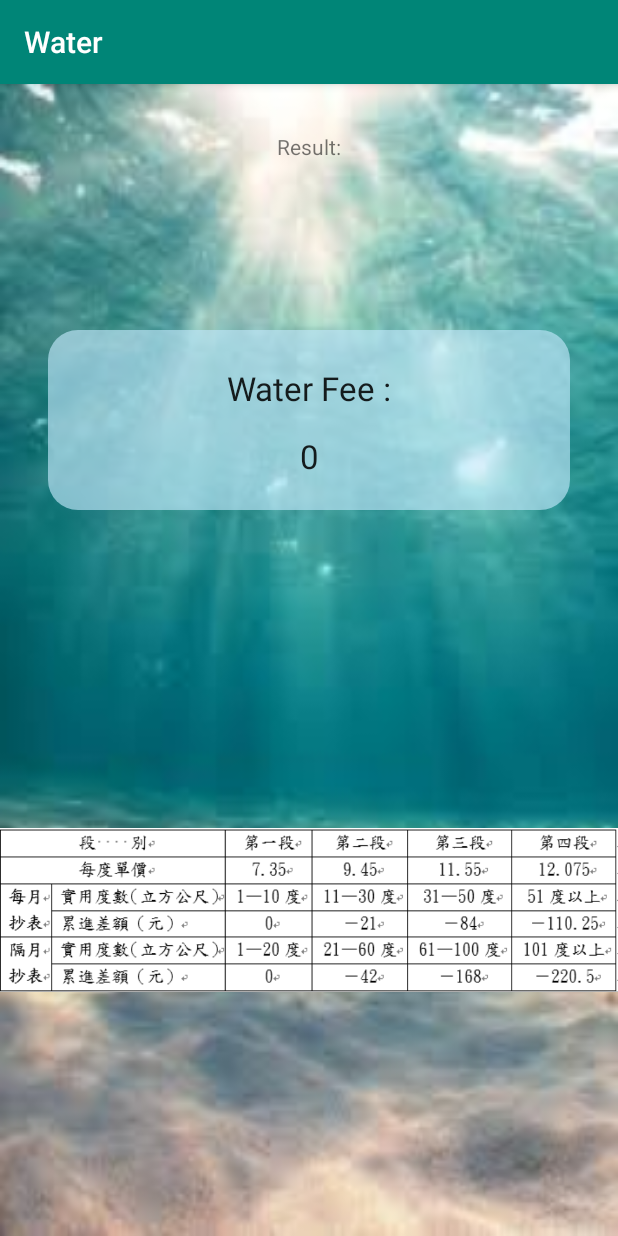
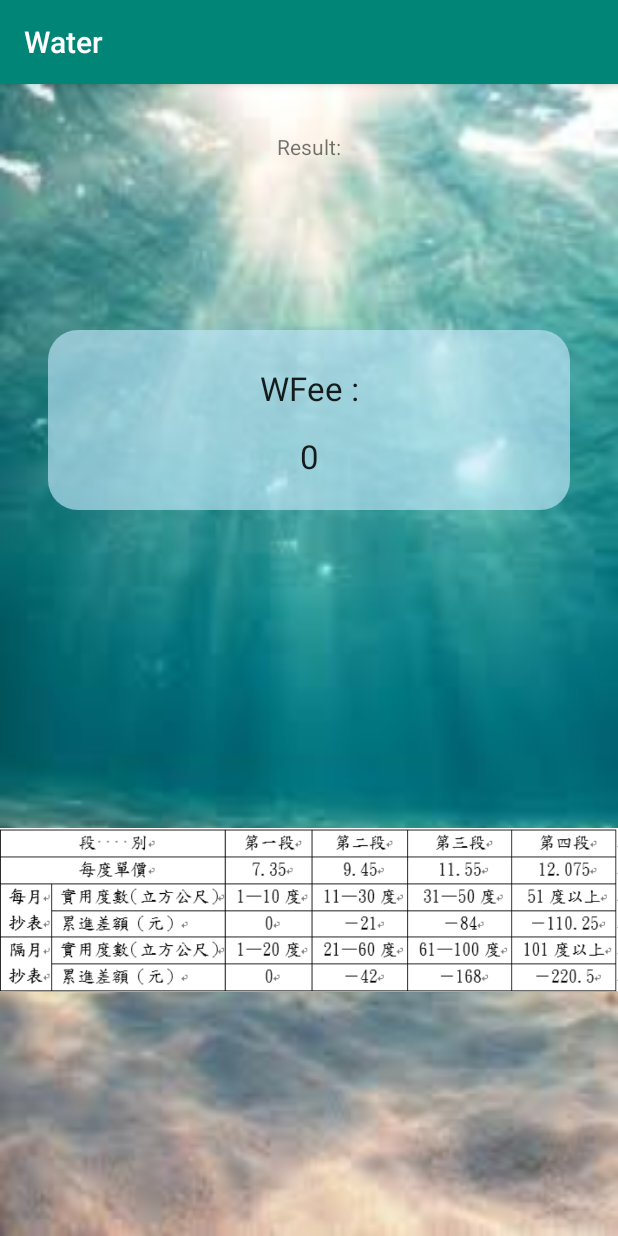
Before and after one commit to lincindiawang/MidTest, an Android app: the ResultActivity screen opened directly, with no data from a screen before it, on a phone screen of 412 x 824 dp. Run offline under Robolectric (Android 15) with nearby library versions, the phone set to English and light mode, and no system bars.

Commit message:
1126 2nd

```diff
--- a/app/src/main/java/com/fju/water/MainActivity.java
+++ b/app/src/main/java/com/fju/water/MainActivity.java
@@ -129,7 +129,7 @@ public class MainActivity extends AppCompatActivity {
 
             }
             Intent intent = new Intent(this,ResultActivity.class);
-            intent.putExtra("FEE", fee);
+            intent.putExtra(getString(R.string.extra_fee), fee);
             startActivity(intent);
 //            new AlertDialog.Builder(MainActivity.this)
 //                    .setTitle("每月抄表費用")
@@ -156,7 +156,7 @@ public class MainActivity extends AppCompatActivity {
 
                 }
                 Intent intent = new Intent(this,ResultActivity.class);
-                intent.putExtra("FEE", fee);
+                intent.putExtra(getString(R.string.extra_fee), fee);
                 startActivity(intent);
 //                new AlertDialog.Builder(MainActivity.this)
 //                        .setTitle("隔月抄表費用")
--- a/app/src/main/java/com/fju/water/ResultActivity.java
+++ b/app/src/main/java/com/fju/water/ResultActivity.java
@@ -9,14 +9,17 @@ import android.widget.TextView;
 
 public class ResultActivity extends AppCompatActivity {
 
+    private static final String TAG = ResultActivity.class.getSimpleName();
+    private static final float DEFAULT_FEE = -1;
+
     @Override
     protected void onCreate(Bundle savedInstanceState) {
         super.onCreate(savedInstanceState);
         setContentView(R.layout.activity_result);
 //        Intent intent = getIntent();
 //        float fee = intent.getFloatExtra("FEE",0);
-        float fee = getIntent().getFloatExtra("FEE",0);
-        Log.d("ResultActivity : ",fee+"");
+        float fee = getIntent().getFloatExtra(getString(R.string.extra_fee),DEFAULT_FEE);
+        Log.d(TAG,fee+"");
         TextView feeText = findViewById(R.id.fee);
         int n = (int)(fee + 0.5f);
         feeText.setText(n + "");
--- a/app/src/main/res/layout/activity_result.xml
+++ b/app/src/main/res/layout/activity_result.xml
@@ -59,7 +59,7 @@
             android:layout_width="wrap_content"
             android:layout_height="wrap_content"
             android:layout_marginTop="24dp"
-            android:text="Water Fee :"
+            android:text="@string/wfee"
             android:textAppearance="@style/TextAppearance.AppCompat.Large"
             app:layout_constraintBottom_toTopOf="@+id/fee"
             app:layout_constraintEnd_toEndOf="parent"
--- a/app/src/main/res/values/strings.xml
+++ b/app/src/main/res/values/strings.xml
@@ -2,7 +2,10 @@
     <string name="app_name">Water</string>
     <string name="action_settings">Settings</string>
     <string name="every_other_month">Every other month :</string>
-    <string name="water_fee">Water Fee</string>
+<!--    <string name="water_fee">Water Fee</string>-->
     <string name="monthly">Monthly :</string>
     <string name="OK">OK</string>
+    <string name="extra_fee">FEE</string>
+    <string name="wfee">WFee :</string>
+    <string name="water_fee">water_fee</string>
 </resources>
```
Also changed, not shown: 1 other file.
